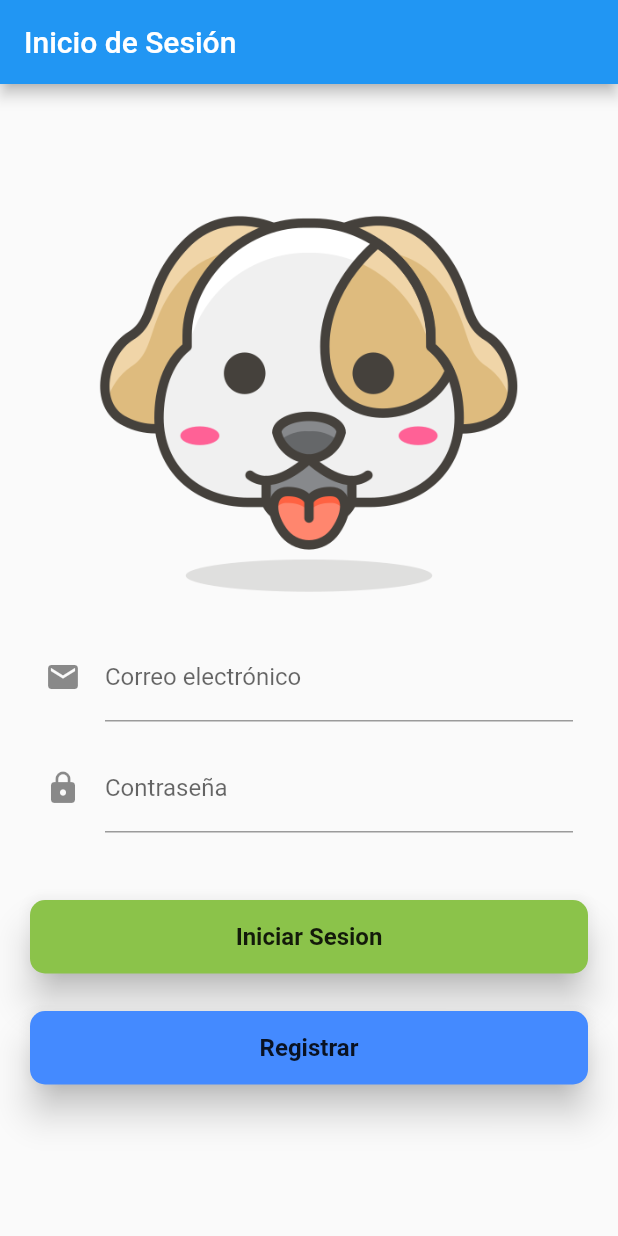
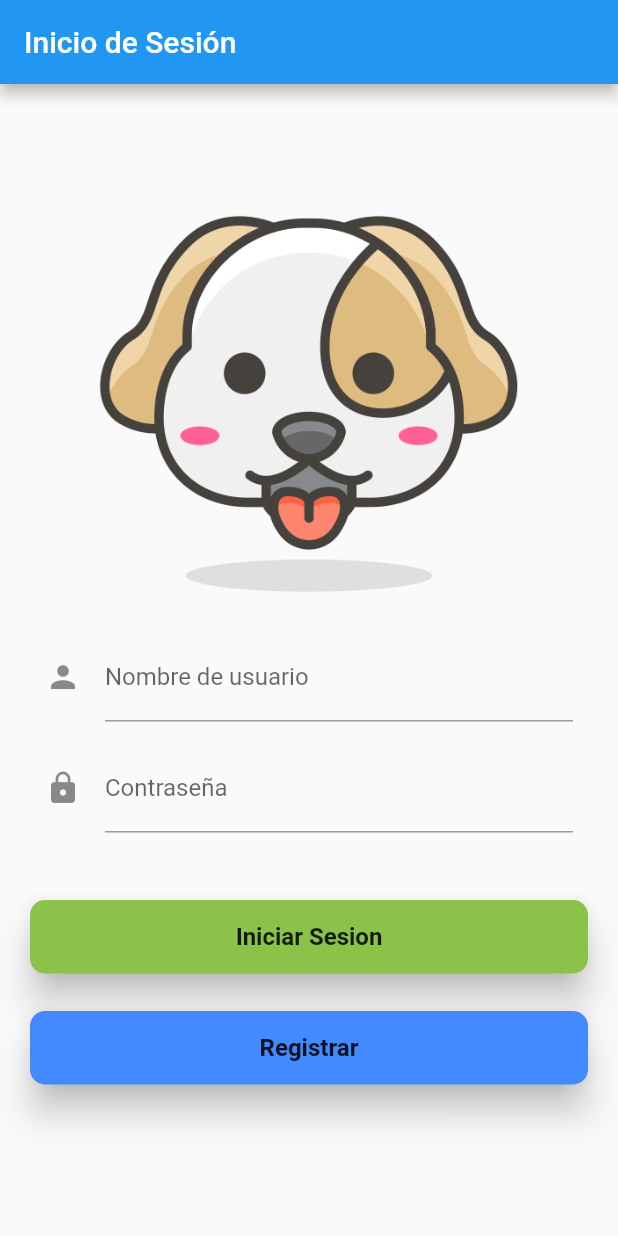
Before and after one commit to DylanEscala/GUIlp, a Flutter app: the screen it shows after launch, on a phone screen of 412 x 824 dp. Run offline on Flutter 3.47's test engine with Material 2 defaults, Android fonts, the phone set to English and light mode, and no system bars.

Commit message:
Pequeños ajustes gráficos

```diff
--- a/proyectolp/lib/src/pages/login_page.dart
+++ b/proyectolp/lib/src/pages/login_page.dart
@@ -175,9 +175,9 @@ class _LoginPageState extends State<LoginPage> {
               controller: emailController,
               keyboardType: TextInputType.text,
               decoration: InputDecoration(
-                icon: Icon(Icons.email),
-                hintText: "ejemplo@taller.com",
-                labelText: "Correo electrónico",
+                icon: Icon(Icons.person),
+                hintText: "Nombre de usuario",
+                labelText: "Nombre de usuario",
               ),
               onChanged: (value) {},
             ));
```
Also changed, not shown: proyectolp/lib/src/pages/FormSubmitPetPage.dart (+4 -5 lines).
